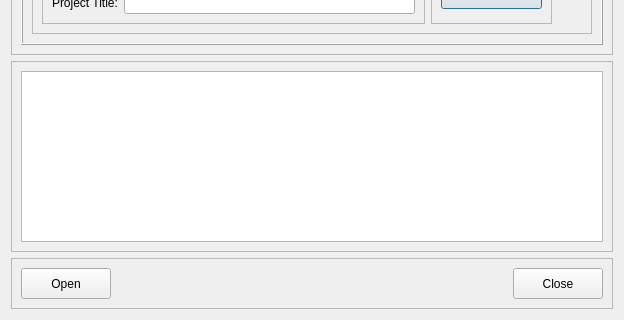
Before: the Qt Designer form src/openihm/gui/designs/ui_findprojectresults.ui in snim2mirror/openihm, drawn with Qt 5; both pictures show x 0 to 624 and y 148 to 468 of the 624 by 468 pixel window.
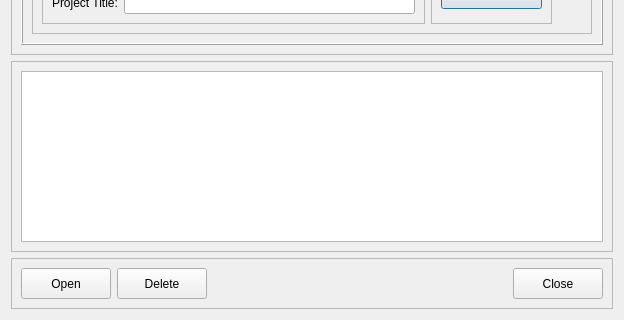
After: the same form once the commit is applied.

Commit message: Enabled deleting unwanted projects

Patch:
```diff
--- a/src/openihm/gui/designs/ui_findprojectresults.ui
+++ b/src/openihm/gui/designs/ui_findprojectresults.ui
@@ -223,7 +223,7 @@
         </property>
        </widget>
       </item>
-      <item row="0" column="2">
+      <item row="0" column="3">
        <widget class="QPushButton" name="cmdClose">
         <property name="minimumSize">
          <size>
@@ -236,7 +236,7 @@
         </property>
        </widget>
       </item>
-      <item row="0" column="1">
+      <item row="0" column="2">
        <spacer name="horizontalSpacer_2">
         <property name="orientation">
          <enum>Qt::Horizontal</enum>
@@ -249,6 +249,19 @@
         </property>
        </spacer>
       </item>
+      <item row="0" column="1">
+       <widget class="QPushButton" name="pushButton">
+        <property name="minimumSize">
+         <size>
+          <width>90</width>
+          <height>31</height>
+         </size>
+        </property>
+        <property name="text">
+         <string>Delete</string>
+        </property>
+       </widget>
+      </item>
      </layout>
     </widget>
    </item>
```
Left out of the diff: 25 changed lines with no effect on the pictures. The commit also changes 2 other files.
